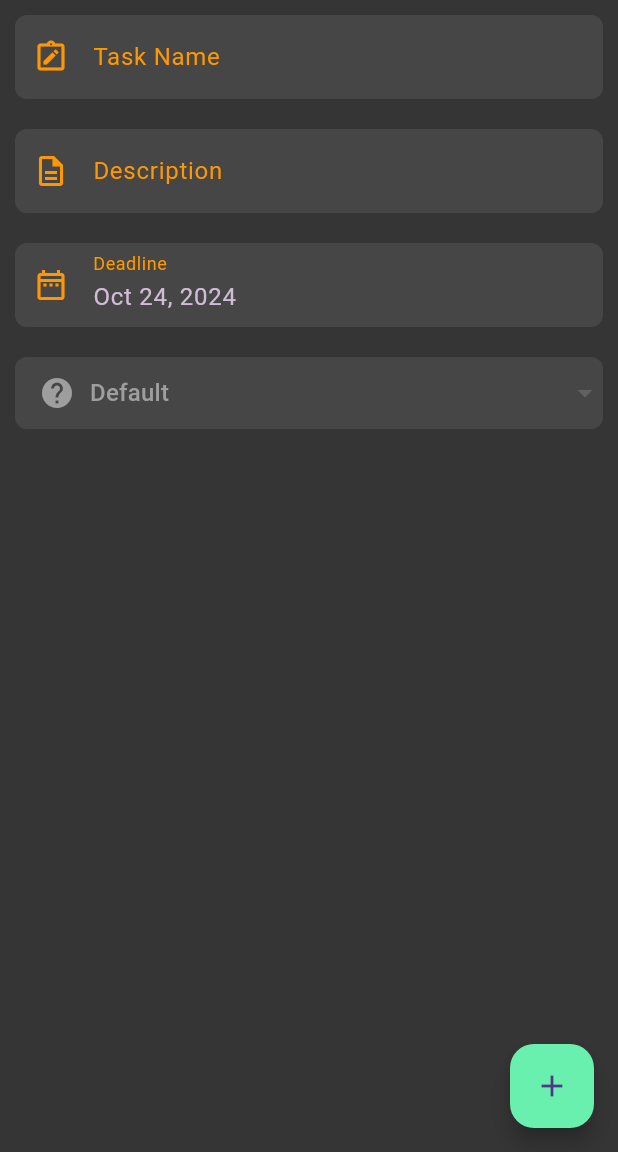
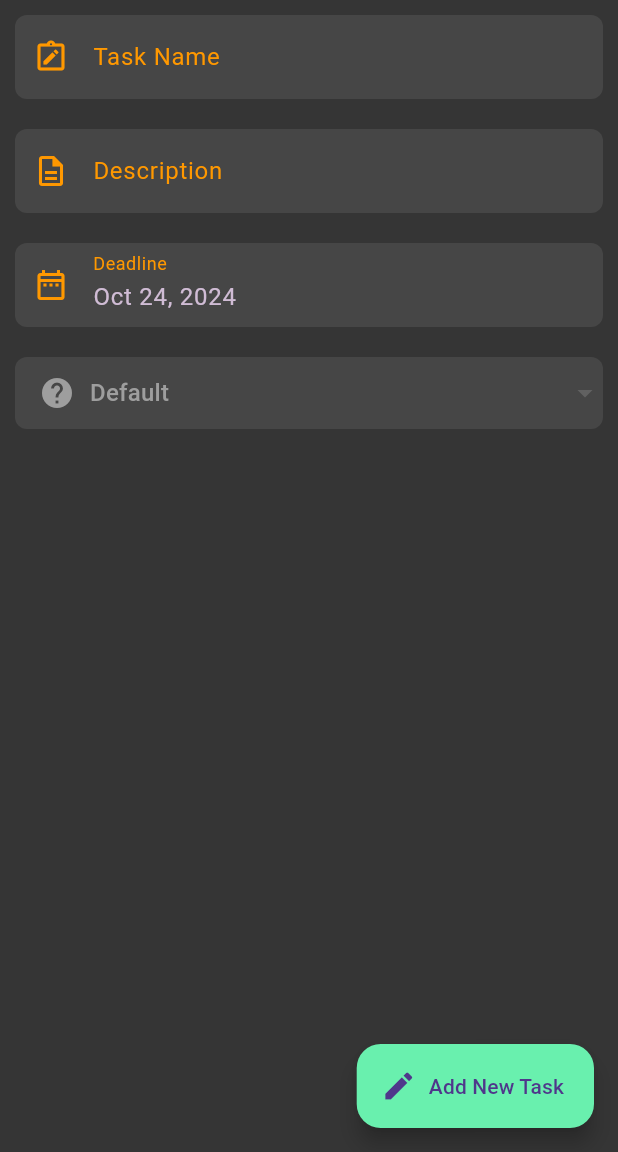
Before and after one commit to dom1k11/toDoProject, a Flutter app: the NewTaskPage screen opened by its route, on a phone screen of 412 x 824 dp, the part 84-1236 px from its top. Run offline on Flutter 3.47's test engine with Material 3 defaults, Android fonts, the phone set to English and light mode, and no system bars; drawn by our look-alikes of dropdown_button2; our stand-ins replace cloud_firestore, firebase_core, flutter_datetime_picker_plus, flutter_slidable, page_transition; accounts and stored records are empty.

Commit message:
FAB+SNACKBAR UPDATE

```diff
--- a/lib/buttons/custom_floating_action_button.dart
+++ b/lib/buttons/custom_floating_action_button.dart
@@ -5,18 +5,19 @@ class CustomFloatingActionButton extends StatelessWidget {
       {super.key,
       required this.onPressed,
       required this.color,
-      required this.icon});
+      required this.icon, required this.labelText});
 
   final VoidCallback onPressed;
   final Color color;
   final IconData icon;
-
+  final String labelText;
   @override
   Widget build(BuildContext context) {
-    return FloatingActionButton(
+    return FloatingActionButton.extended(
       onPressed: onPressed,
       backgroundColor: color,
-      child: Icon(icon),
+      icon: Icon(icon), // Иконка
+      label: Text(labelText), // Текст
     );
   }
 }
--- a/lib/screens/home_screen.dart
+++ b/lib/screens/home_screen.dart
@@ -100,7 +100,8 @@ class _HomePageState extends State<HomePage> {
           Navigator.pushNamed(context, '/new_task_screen');
         },
         color: Colors.deepOrangeAccent, // Задайте нужный цвет
-        icon: Icons.add, // Задайте нужный иконку
+        icon: Icons.edit_calendar,
+        labelText: "New Task?",
       ),
     );
   }
--- a/lib/screens/new_task_screen.dart
+++ b/lib/screens/new_task_screen.dart
@@ -11,7 +11,6 @@ class NewTaskPage extends StatefulWidget {
 
   @override
   State<NewTaskPage> createState() => _NewTaskPageState();
-
 }
 
 String selectedPriority = 'Low'; // Значение по умолчанию
@@ -21,19 +20,20 @@ TextEditingController newTaskDescriptionController = TextEditingController();
 TextEditingController newTaskDateTimeController = TextEditingController();
 
 class _NewTaskPageState extends State<NewTaskPage> {
-
   void initState() {
     super.initState();
     // Устанавливаем текущую дату в контроллер в нужном формате
-    newTaskDateTimeController.text = DateFormat('MMM d, yyyy').format(DateTime.now().add(Duration(days: 7)));
-
+    newTaskDateTimeController.text =
+        DateFormat('MMM d, yyyy').format(DateTime.now().add(Duration(days: 7)));
   }
 
   void resetPriority() {
     setState(() {
-      selectedPriority = 'Default'; // Сброс значения приоритета на значение по умолчанию
+      selectedPriority =
+          'Default'; // Сброс значения приоритета на значение по умолчанию
     });
   }
+
   @override
   Widget build(BuildContext context) {
     bool showFab = MediaQuery.of(context).viewInsets.bottom != 0;
@@ -57,13 +57,14 @@ class _NewTaskPageState extends State<NewTaskPage> {
         ],
       ),
       floatingActionButton: Visibility(
-      visible: !showFab,
+        visible: !showFab,
         child: CustomFloatingActionButton(
           onPressed: () {
-            addTask(context, resetPriority); // Передаем контекст и функцию сброса
+            addTask(
+                context, resetPriority); // Передаем контекст и функцию сброса
           },
           color: Colors.greenAccent, // Задайте нужный цвет
-          icon: Icons.add, // Задайте нужную иконку
+          icon: Icons.edit, labelText: "Add New Task", // Задайте нужную иконку
         ),
       ),
     );
@@ -87,8 +88,8 @@ class _NewTaskPageState extends State<NewTaskPage> {
             print('change $date');
           }, onConfirm: (date) {
             setState(() {
-              newTaskDateTimeController.text = DateFormat('MMM d, yyyy').format(date);
-
+              newTaskDateTimeController.text =
+                  DateFormat('MMM d, yyyy').format(date);
             });
 
             print('confirm $date');
--- a/lib/widgets/snack_bar.dart
+++ b/lib/widgets/snack_bar.dart
@@ -1,7 +1,7 @@
 import 'package:flutter/material.dart';
 
-class TaskAddedSnackBar extends StatelessWidget {
-  const TaskAddedSnackBar({super.key});
+class SnackBarWidget extends StatelessWidget {
+  const SnackBarWidget({super.key});
 
   @override
   Widget build(BuildContext context) {
--- a/lib/widgets/task_tile.dart
+++ b/lib/widgets/task_tile.dart
@@ -78,6 +78,7 @@ class _TaskTileWidgetState extends State<TaskTileWidget> {
 
                     setState(() {
                       widget.oneTask.isCompleted = !currentStatus;
+                      newTaskSnackBar(context, "Task Completed", Colors.blueAccent);
                     });
 
                     if (widget.oneTask.isCompleted) {
```
